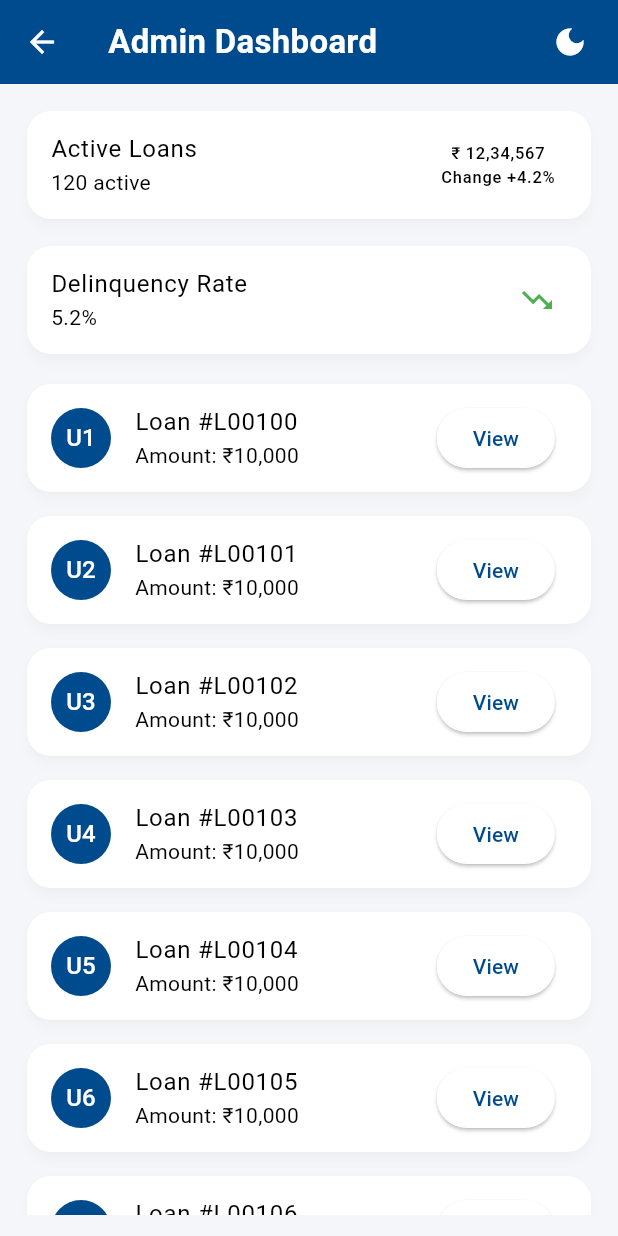
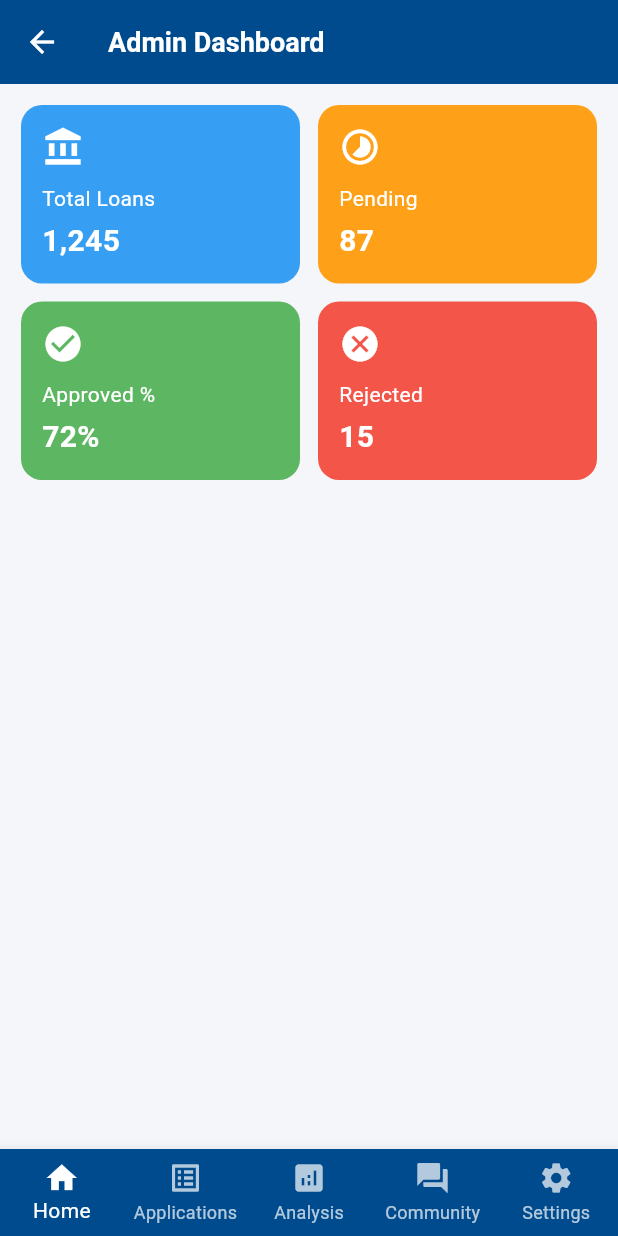
Before and after one commit to Nikunja0611/CrediSense, a Flutter app: the AdminDashboardScreen screen opened by its route, on a phone screen of 412 x 824 dp. Run offline on Flutter 3.47's test engine with Material 3 defaults, Android fonts, the phone set to English and light mode, and no system bars; our stand-ins replace fl_chart, google_fonts; accounts and stored records are empty.

Commit message:
WIP: local changes before merging branchK

```diff
--- a/lib/routers.dart
+++ b/lib/routers.dart
@@ -1,30 +1,63 @@
 import 'package:flutter/material.dart';
+
+// Auth Screens
 import 'screens/auth/login_screen.dart';
 import 'screens/auth/signup_screen.dart';
+
+// User Screens
 import 'screens/user/dashboard_screen.dart';
 import 'screens/user/transactions_screen.dart';
 import 'screens/user/credit_score_screen.dart';
 import 'screens/user/settings_screen.dart';
+
+// Admin Screens
 import 'screens/admin/admin_dashboard_screen.dart';
+import 'screens/admin/admin_home_screen.dart';
+import 'screens/admin/admin_applications_screen.dart';
+import 'screens/admin/admin_analysis_screen.dart';
+import 'screens/admin/admin_community_screen.dart';
+import 'screens/admin/admin_settings_screen.dart';
 
 class Routes {
+  // Auth
   static const login = '/';
   static const signup = '/signup';
+
+  // User
   static const dashboard = '/dashboard';
   static const transactions = '/transactions';
   static const creditScore = '/credit';
   static const settings = '/settings';
+
+  // Admin Main
   static const admin = '/admin';
+
+  // Admin Sub Pages
+  static const adminHome = '/admin/home';
+  static const adminApplications = '/admin/applications';
+  static const adminAnalysis = '/admin/analysis';
+  static const adminCommunity = '/admin/community';
+  static const adminSettings = '/admin/settings';
 
   static Map<String, WidgetBuilder> getRoutes() {
     return {
+      // Auth
       login: (ctx) => const LoginScreen(),
       signup: (ctx) => const SignupScreen(),
+
+      // User
       dashboard: (ctx) => const DashboardScreen(),
       transactions: (ctx) => const TransactionsScreen(),
       creditScore: (ctx) => const CreditScoreScreen(),
       settings: (ctx) => const SettingsScreen(),
+
+      // Admin
       admin: (ctx) => const AdminDashboardScreen(),
+      adminHome: (ctx) => const AdminHomeScreen(),
+      adminApplications: (ctx) => const AdminApplicationsScreen(),
+      adminAnalysis: (ctx) => const AdminAnalysisScreen(),
+      adminCommunity: (ctx) => const AdminCommunityScreen(),
+      adminSettings: (ctx) => const AdminSettingsScreen(),
     };
   }
 }
--- a/lib/screens/admin/admin_dashboard_screen.dart
+++ b/lib/screens/admin/admin_dashboard_screen.dart
@@ -1,53 +1,50 @@
 import 'package:flutter/material.dart';
-import '../../widgets/simple_app_bar.dart';
+import '../../constants/app_colors.dart';
+import 'admin_home_screen.dart';
+import 'admin_applications_screen.dart';
+import 'admin_analysis_screen.dart';
+import 'admin_community_screen.dart';
+import 'admin_settings_screen.dart';
 
-class AdminDashboardScreen extends StatelessWidget {
+class AdminDashboardScreen extends StatefulWidget {
   const AdminDashboardScreen({super.key});
 
   @override
+  State<AdminDashboardScreen> createState() => _AdminDashboardScreenState();
+}
+
+class _AdminDashboardScreenState extends State<AdminDashboardScreen> {
+  int _currentIndex = 0;
+
+  final List<Widget> _pages = const [
+    AdminHomeScreen(),
+    AdminApplicationsScreen(),
+    AdminAnalysisScreen(),
+    AdminCommunityScreen(),
+    AdminSettingsScreen(),
+  ];
+
+  @override
   Widget build(BuildContext context) {
-    // Minimal admin UI matching Admin_finshield_prototype.pdf
+    final isDark = Theme.of(context).brightness == Brightness.dark;
+    final bg = isDark ? AppColors.darkPrimary : AppColors.primary;
+
     return Scaffold(
-      appBar: const SimpleAppBar(title: 'Admin Dashboard'),
-      body: Padding(
-        padding: const EdgeInsets.all(14.0),
-        child: Column(
-          children: [
-            Card(
-              child: ListTile(
-                title: const Text('Active Loans'),
-                subtitle: const Text('120 active'),
-                trailing: Column(
-                  mainAxisAlignment: MainAxisAlignment.center,
-                  children: const [Text('₹ 12,34,567'), Text('Change +4.2%')],
-                ),
-              ),
-            ),
-            const SizedBox(height: 10),
-            Card(
-              child: ListTile(
-                title: const Text('Delinquency Rate'),
-                subtitle: const Text('5.2%'),
-                trailing: const Icon(Icons.trending_down, color: Colors.green),
-              ),
-            ),
-            const SizedBox(height: 12),
-            Expanded(
-              child: ListView.separated(
-                itemCount: 8,
-                separatorBuilder: (_, __) => const SizedBox(height: 8),
-                itemBuilder: (ctx, i) => Card(
-                  child: ListTile(
-                    leading: CircleAvatar(child: Text('U${i+1}')),
-                    title: Text('Loan #L00${100 + i}'),
-                    subtitle: const Text('Amount: ₹10,000'),
-                    trailing: ElevatedButton(onPressed: () {}, child: const Text('View')),
-                  ),
-                ),
-              ),
-            ),
-          ],
-        ),
+      body: _pages[_currentIndex],
+      bottomNavigationBar: BottomNavigationBar(
+        currentIndex: _currentIndex,
+        onTap: (index) => setState(() => _currentIndex = index),
+        type: BottomNavigationBarType.fixed,
+        backgroundColor: bg,
+        selectedItemColor: Colors.white,
+        unselectedItemColor: Colors.white70,
+        items: const [
+          BottomNavigationBarItem(icon: Icon(Icons.home), label: "Home"),
+          BottomNavigationBarItem(icon: Icon(Icons.list_alt), label: "Applications"),
+          BottomNavigationBarItem(icon: Icon(Icons.analytics), label: "Analysis"),
+          BottomNavigationBarItem(icon: Icon(Icons.forum), label: "Community"),
+          BottomNavigationBarItem(icon: Icon(Icons.settings), label: "Settings"),
+        ],
       ),
     );
   }
--- /dev/null
+++ b/lib/screens/admin/admin_home_screen.dart
@@ -0,0 +1,58 @@
+import 'package:flutter/material.dart';
+import '../../constants/app_colors.dart';
+
+class AdminHomeScreen extends StatelessWidget {
+  const AdminHomeScreen({super.key});
+
+  Widget _statCard(String title, String value, IconData icon, Color color) {
+    return Container(
+      padding: const EdgeInsets.all(14),
+      decoration: BoxDecoration(
+        color: color.withOpacity(0.9),
+        borderRadius: BorderRadius.circular(14),
+      ),
+      child: Column(
+        crossAxisAlignment: CrossAxisAlignment.start,
+        children: [
+          Icon(icon, color: Colors.white, size: 28),
+          const SizedBox(height: 10),
+          Text(title, style: const TextStyle(color: Colors.white, fontSize: 14)),
+          const SizedBox(height: 4),
+          Text(value, style: const TextStyle(color: Colors.white, fontSize: 20, fontWeight: FontWeight.bold)),
+        ],
+      ),
+    );
+  }
+
+  @override
+  Widget build(BuildContext context) {
+    final isDark = Theme.of(context).brightness == Brightness.dark;
+
+    return Scaffold(
+      backgroundColor: isDark ? AppColors.darkBackground : AppColors.lightBackground,
+      appBar: AppBar(title: const Text("Admin Dashboard"), backgroundColor: AppColors.primary),
+      body: Padding(
+        padding: const EdgeInsets.all(14),
+        child: Column(
+          children: [
+            Row(
+              children: [
+                Expanded(child: _statCard("Total Loans", "1,245", Icons.account_balance, Colors.blue)),
+                const SizedBox(width: 12),
+                Expanded(child: _statCard("Pending", "87", Icons.timelapse, Colors.orange)),
+              ],
+            ),
+            const SizedBox(height: 12),
+            Row(
+              children: [
+                Expanded(child: _statCard("Approved %", "72%", Icons.check_circle, Colors.green)),
+                const SizedBox(width: 12),
+                Expanded(child: _statCard("Rejected", "15", Icons.cancel, Colors.red)),
+              ],
+            ),
+          ],
+        ),
+      ),
+    );
+  }
+}
```
Also changed, not shown: lib/screens/admin/admin_analysis_screen.dart (added, +45 -0 lines), lib/screens/admin/admin_applications_screen.dart (added, +43 -0 lines), lib/screens/admin/admin_community_screen.dart (added, +28 -0 lines), lib/screens/admin/admin_settings_screen.dart (added, +20 -0 lines).
